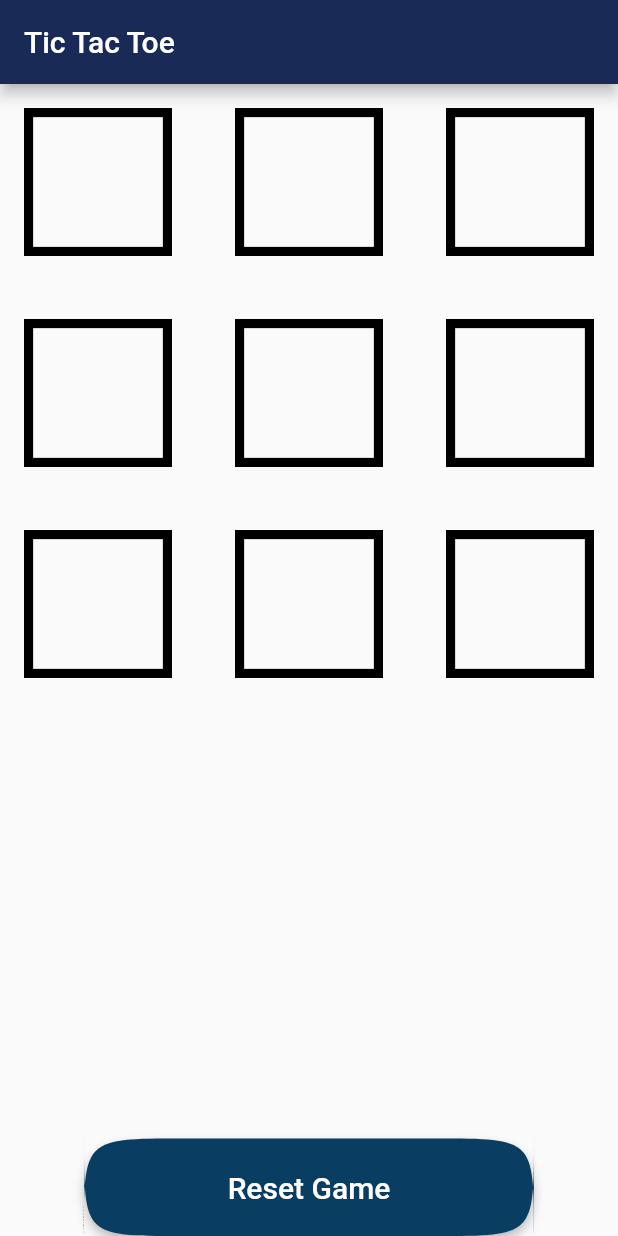
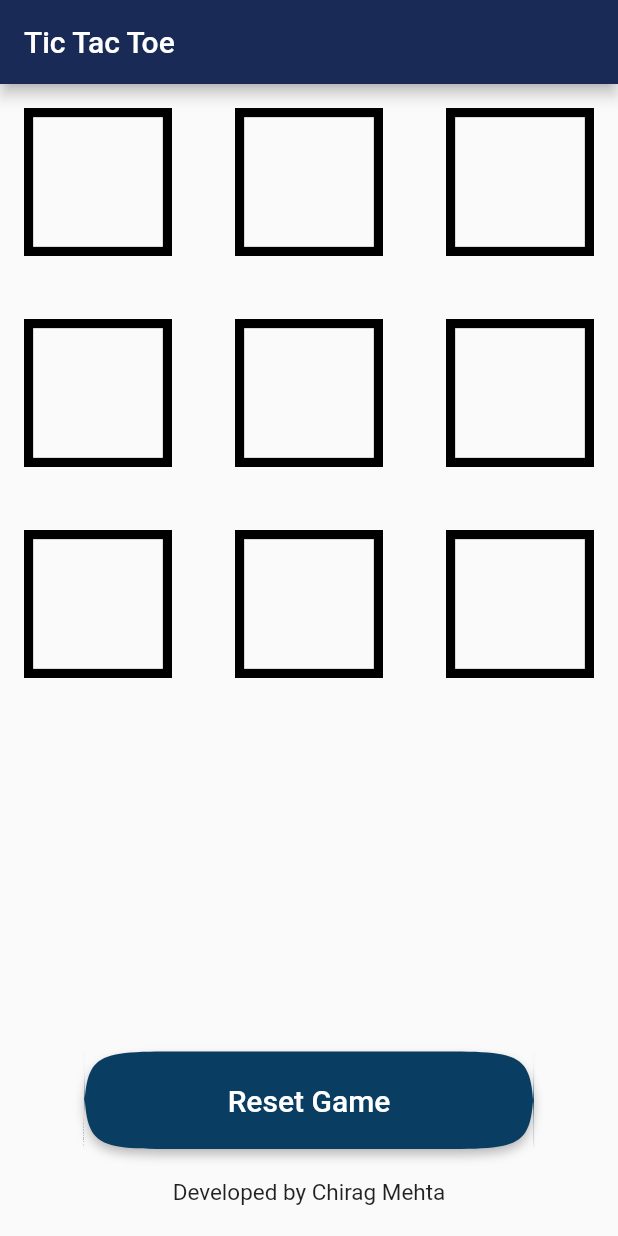
Before and after one commit to Chirag018/Tic-Tac-Toe, a Flutter app: the screen it shows after launch, on a phone screen of 412 x 824 dp. Run offline on Flutter 3.47's test engine with Material 2 defaults, Android fonts, the phone set to English and light mode, and no system bars.

Commit message:
developer commit

```diff
--- a/lib/home_page.dart
+++ b/lib/home_page.dart
@@ -229,13 +229,13 @@ class _HomePageState extends State<HomePage> {
               borderRadius: BorderRadius.circular(85.0),
             ),
           ),
-          // Container(
-          //   padding: EdgeInsets.all(20.0),
-          //   child: Text(
-          //     'Developed by Chirag Mehta',
-          //     style: TextStyle(fontSize: 15.0),
-          //   ),
-          // ),
+          Container(
+            padding: EdgeInsets.all(20.0),
+            child: Text(
+              'Developed by Chirag Mehta',
+              style: TextStyle(fontSize: 15.0),
+            ),
+          ),
         ],
       ),
     );
```
